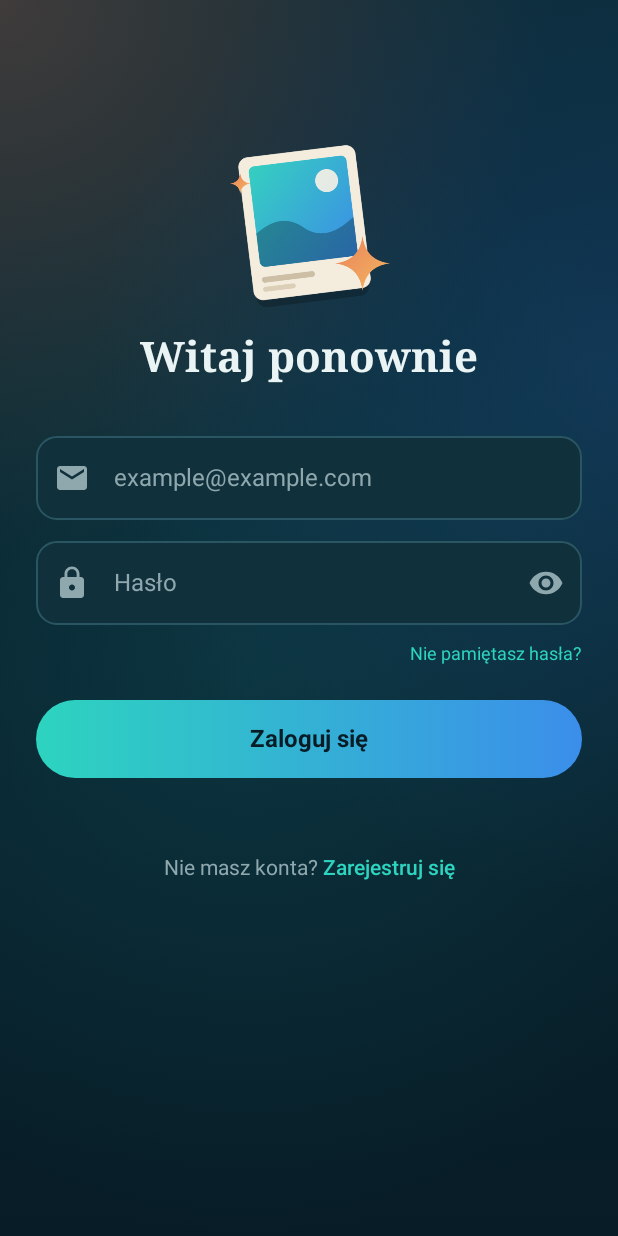
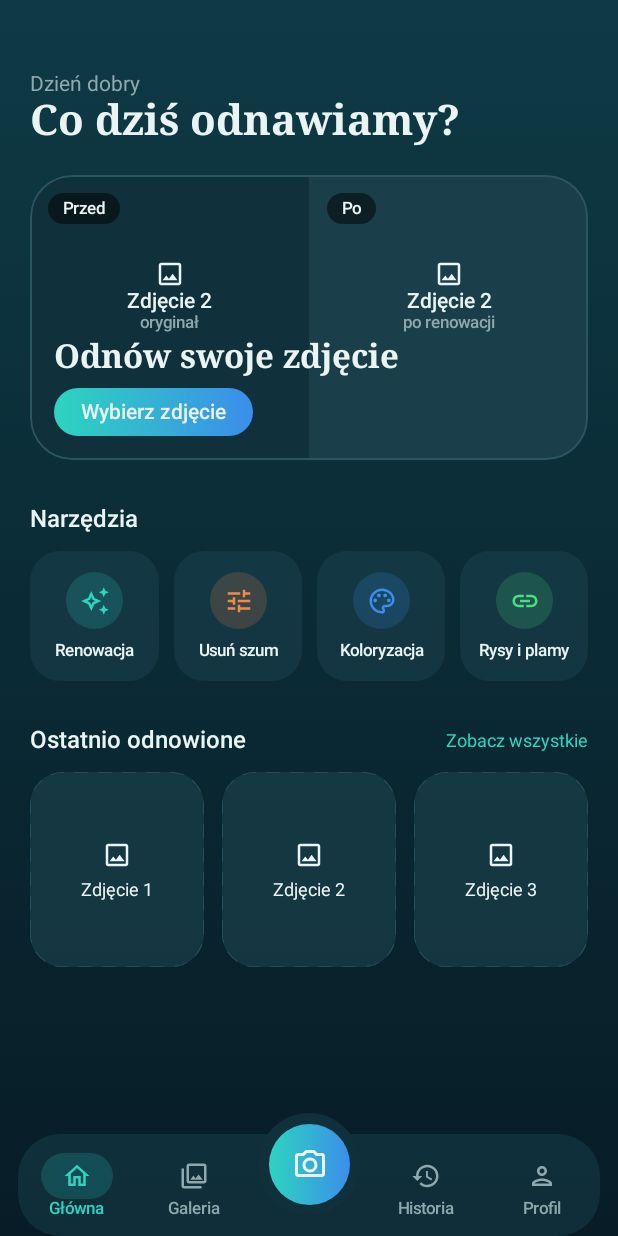
Before and after one commit to WoojKul/Restoria, an Android app built with Jetpack Compose: the screen it shows after launch (MainActivity), on a phone screen of 412 x 824 dp. Run offline under Robolectric (Android 15) with nearby library versions, the phone set to English and light mode, and no system bars.

Commit message:
Dodanie ekranu głownego

```diff
--- a/Frontend/app/src/main/java/com/example/restoria/MainActivity.kt
+++ b/Frontend/app/src/main/java/com/example/restoria/MainActivity.kt
@@ -8,8 +8,10 @@ import androidx.compose.runtime.getValue
 import androidx.compose.runtime.mutableStateOf
 import androidx.compose.runtime.remember
 import androidx.compose.runtime.setValue
+import com.example.restoria.ui.screens.HomeScreen
 import com.example.restoria.ui.screens.LoginScreen
 import com.example.restoria.ui.screens.RegisterScreen
+import com.example.restoria.ui.screens.SplashScreen
 import com.example.restoria.ui.theme.RestoriaTheme
 
 class MainActivity : ComponentActivity() {
@@ -18,14 +20,20 @@ class MainActivity : ComponentActivity() {
         enableEdgeToEdge()
         setContent {
             RestoriaTheme {
-                var showRegister by remember { mutableStateOf(false) }
-                if (showRegister) {
-                    RegisterScreen(
-                        onBackClick = { showRegister = false },
-                        onLoginClick = { showRegister = false }
+                var screen by remember { mutableStateOf("splash") }
+
+                when (screen) {
+                    "splash" -> SplashScreen(onFinished = { screen = "home" })   // tymczasowo: z splasha od razu na Główną
+                    "login" -> LoginScreen(onRegisterClick = { screen = "register" })
+                    "register" -> RegisterScreen(
+                        onBackClick = { screen = "login" },
+                        onLoginClick = { screen = "login" }
                     )
-                } else {
-                    LoginScreen(onRegisterClick = { showRegister = true })
+                    "home" -> HomeScreen(
+                        onPickPhotoClick = {},
+                        onCameraClick = {},
+                        onTabClick = {}
+                    )
                 }
             }
         }
--- /dev/null
+++ b/Frontend/app/src/main/java/com/example/restoria/ui/components/BeforeAfterCard.kt
@@ -0,0 +1,102 @@
+package com.example.restoria.ui.components
+
+import androidx.compose.foundation.background
+import androidx.compose.foundation.border
+import androidx.compose.foundation.clickable
+import androidx.compose.foundation.layout.Box
+import androidx.compose.foundation.layout.Column
+import androidx.compose.foundation.layout.Row
+import androidx.compose.foundation.layout.Spacer
+import androidx.compose.foundation.layout.fillMaxHeight
+import androidx.compose.foundation.layout.fillMaxSize
+import androidx.compose.foundation.layout.fillMaxWidth
+import androidx.compose.foundation.layout.height
+import androidx.compose.foundation.layout.padding
+import androidx.compose.foundation.layout.size
+import androidx.compose.foundation.shape.CircleShape
+import androidx.compose.foundation.shape.RoundedCornerShape
+import androidx.compose.material.icons.Icons
+import androidx.compose.material.icons.outlined.Image
+import androidx.compose.material3.Icon
+import androidx.compose.material3.MaterialTheme
+import androidx.compose.material3.Text
+import androidx.compose.runtime.Composable
+import androidx.compose.ui.Alignment
+import androidx.compose.ui.Modifier
+import androidx.compose.ui.draw.clip
+import androidx.compose.ui.graphics.Color
+import androidx.compose.ui.unit.dp
+import com.example.restoria.ui.theme.OutlineColor
+import com.example.restoria.ui.theme.PrimaryButtonBrush
+import com.example.restoria.ui.theme.SurfaceColor
+import com.example.restoria.ui.theme.SurfaceVariantColor
+import com.example.restoria.ui.theme.TextMuted
+import com.example.restoria.ui.theme.TextPrimary
+
+@Composable
+fun BeforeAfterCard(onPickClick: () -> Unit, modifier: Modifier = Modifier) {
+    val shape = RoundedCornerShape(28.dp)
+    Box(
+        modifier = modifier
+            .fillMaxWidth()
+            .height(190.dp)
+            .clip(shape)
+            .border(1.dp, OutlineColor, shape)
+    ) {
+        Row(Modifier.fillMaxSize()) {
+            Half("Przed", "Zdjęcie 2", "oryginał", SurfaceColor, Modifier.weight(1f))
+            Half("Po", "Zdjęcie 2", "po renowacji", SurfaceVariantColor, Modifier.weight(1f))
+        }
+        Column(
+            Modifier
+                .align(Alignment.BottomStart)
+                .padding(16.dp)
+        ) {
+            Text(
+                text = "Odnów swoje zdjęcie",
+                color = TextPrimary,
+                style = MaterialTheme.typography.headlineMedium
+            )
+            Spacer(Modifier.height(8.dp))
+            Box(
+                modifier = Modifier
+                    .clip(CircleShape)
+                    .background(PrimaryButtonBrush)
+                    .clickable(onClick = onPickClick)
+                    .padding(horizontal = 18.dp, vertical = 8.dp)
+            ) {
+                Text(
+                    text = "Wybierz zdjęcie",
+                    color = TextPrimary,
+                    style = MaterialTheme.typography.labelLarge
+                )
+            }
+        }
+    }
+}
+
+@Composable
+private fun Half(tag: String, title: String, sub: String, bg: Color, modifier: Modifier) {
+    Box(modifier.fillMaxHeight().background(bg)) {
+        Box(
+            Modifier
+                .align(Alignment.TopStart)
+                .padding(12.dp)
+                .clip(CircleShape)
+                .background(Color.Black.copy(alpha = 0.5f))
+                .padding(horizontal = 10.dp, vertical = 4.dp)
+        ) {
+            Text(tag, color = TextPrimary, style = MaterialTheme.typography.labelSmall)
+        }
+        Column(
+            Modifier
+                .align(Alignment.Center)
+                .padding(bottom = 30.dp),
+            horizontalAlignment = Alignment.CenterHorizontally
+        ) {
+            Icon(Icons.Outlined.Image, contentDescription = null, tint = TextPrimary, modifier = Modifier.size(20.dp))
+            Text(title, color = TextPrimary, style = MaterialTheme.typography.labelLarge)
+            Text(sub, color = TextMuted, style = MaterialTheme.typography.labelSmall)
+        }
+    }
+}
--- /dev/null
+++ b/Frontend/app/src/main/java/com/example/restoria/ui/components/BottomBar.kt
@@ -0,0 +1,113 @@
+package com.example.restoria.ui.components
+
+import androidx.compose.foundation.background
+import androidx.compose.foundation.clickable
+import androidx.compose.foundation.layout.Box
+import androidx.compose.foundation.layout.Column
+import androidx.compose.foundation.layout.Row
+import androidx.compose.foundation.layout.Spacer
+import androidx.compose.foundation.layout.fillMaxWidth
+import androidx.compose.foundation.layout.height
+import androidx.compose.foundation.layout.padding
+import androidx.compose.foundation.layout.size
+import androidx.compose.foundation.shape.CircleShape
+import androidx.compose.foundation.shape.RoundedCornerShape
+import androidx.compose.material.icons.Icons
+import androidx.compose.material.icons.outlined.History
+import androidx.compose.material.icons.outlined.Home
+import androidx.compose.material.icons.outlined.Person
+import androidx.compose.material.icons.outlined.PhotoCamera
+import androidx.compose.material.icons.outlined.PhotoLibrary
+import androidx.compose.material3.Icon
+import androidx.compose.material3.MaterialTheme
+import androidx.compose.material3.Text
+import androidx.compose.runtime.Composable
+import androidx.compose.ui.Alignment
+import androidx.compose.ui.Modifier
+import androidx.compose.ui.draw.clip
+import androidx.compose.ui.graphics.Color
+import androidx.compose.ui.graphics.vector.ImageVector
+import androidx.compose.ui.unit.dp
+import com.example.restoria.ui.theme.PrimaryButtonBrush
+import com.example.restoria.ui.theme.SurfaceColor
+import com.example.restoria.ui.theme.TextMuted
+import com.example.restoria.ui.theme.TextPrimary
+import com.example.restoria.ui.theme.Turquoise
+
+enum class Tab { HOME, GALLERY, HISTORY, PROFILE }
+
+@Composable
+fun RestoriaBottomBar(
+    selected: Tab,
+    onTabClick: (Tab) -> Unit,
+    onCameraClick: () -> Unit,
+    modifier: Modifier = Modifier
+) {
+    Box(modifier.fillMaxWidth().height(82.dp)) {
+        Row(
+            modifier = Modifier
+                .align(Alignment.BottomCenter)
+                .fillMaxWidth()
+                .height(68.dp)
+                .padding(horizontal = 12.dp)
+                .clip(RoundedCornerShape(28.dp))
+                .background(SurfaceColor.copy(alpha = 0.95f)),
+            verticalAlignment = Alignment.CenterVertically
+        ) {
+            NavItem(Icons.Outlined.Home, "Główna", selected == Tab.HOME, Modifier.weight(1f)) { onTabClick(Tab.HOME) }
+            NavItem(Icons.Outlined.PhotoLibrary, "Galeria", selected == Tab.GALLERY, Modifier.weight(1f)) { onTabClick(Tab.GALLERY) }
+            Spacer(Modifier.weight(1f))
+            NavItem(Icons.Outlined.History, "Historia", selected == Tab.HISTORY, Modifier.weight(1f)) { onTabClick(Tab.HISTORY) }
+            NavItem(Icons.Outlined.Person, "Profil", selected == Tab.PROFILE, Modifier.weight(1f)) { onTabClick(Tab.PROFILE) }
+        }
+        Box(
+            modifier = Modifier
+                .align(Alignment.TopCenter)
+                .size(68.dp)
+                .clip(CircleShape)
+                .background(SurfaceColor),
+            contentAlignment = Alignment.Center
+        ) {
+            Box(
+                modifier = Modifier
+                    .size(54.dp)
+                    .clip(CircleShape)
+                    .background(PrimaryButtonBrush)
+                    .clickable(onClick = onCameraClick),
+                contentAlignment = Alignment.Center
+            ) {
+                Icon(
+                    Icons.Outlined.PhotoCamera,
+                    contentDescription = "Aparat",
+                    tint = TextPrimary,
+                    modifier = Modifier.size(24.dp)
+                )
+            }
+        }
+    }
+}
+
+@Composable
+private fun NavItem(
+    icon: ImageVector,
+    label: String,
+    active: Boolean,
+    modifier: Modifier,
+    onClick: () -> Unit
+) {
+    val color = if (active) Turquoise else TextMuted
+    Column(
+        modifier = modifier.clickable(onClick = onClick),
+        horizontalAlignment = Alignment.CenterHorizontally
+    ) {
+        Box(
+            Modifier
+                .clip(CircleShape)
+                .background(if (active) Turquoise.copy(alpha = 0.18f) else Color.Transparent)
+                .padding(horizontal = 14.dp, vertical = 5.dp)
+        ) {
+            Icon(icon, contentDescription = label, tint = color, modifier = Modifier.size(20.dp))
+        }
+        Text(label, color = color, style = MaterialTheme.typography.labelSmall)
+    }
+}
--- /dev/null
+++ b/Frontend/app/src/main/java/com/example/restoria/ui/components/PhotoPlaceholder.kt
@@ -0,0 +1,52 @@
+package com.example.restoria.ui.components
+
+import androidx.compose.foundation.background
+import androidx.compose.foundation.layout.Arrangement
+import androidx.compose.foundation.layout.Column
+import androidx.compose.foundation.layout.Spacer
+import androidx.compose.foundation.layout.height
+import androidx.compose.foundation.layout.size
+import androidx.compose.foundation.shape.RoundedCornerShape
+import androidx.compose.material.icons.Icons
+import androidx.compose.material.icons.outlined.Image
+import androidx.compose.material3.Icon
+import androidx.compose.material3.MaterialTheme
+import androidx.compose.material3.Text
+import androidx.compose.runtime.Composable
+import androidx.compose.ui.Alignment
+import androidx.compose.ui.Modifier
+import androidx.compose.ui.draw.clip
+import androidx.compose.ui.draw.drawBehind
+import androidx.compose.ui.geometry.CornerRadius
+import androidx.compose.ui.graphics.PathEffect
+import androidx.compose.ui.graphics.drawscope.Stroke
+import androidx.compose.ui.unit.dp
+import com.example.restoria.ui.theme.OutlineColor
+import com.example.restoria.ui.theme.SurfaceVariantColor
+import com.example.restoria.ui.theme.TextPrimary
+
+@Composable
+fun PhotoPlaceholder(label: String, modifier: Modifier = Modifier) {
+    val shape = RoundedCornerShape(22.dp)
+    Column(
+        modifier = modifier
+            .clip(shape)
+            .background(SurfaceVariantColor.copy(alpha = 0.7f))
+            .drawBehind {
+                drawRoundRect(
+                    color = OutlineColor,
+                    cornerRadius = CornerRadius(22.dp.toPx()),
+                    style = Stroke(
+                        width = 1.dp.toPx(),
+                        pathEffect = PathEffect.dashPathEffect(floatArrayOf(14f, 10f))
+                    )
+                )
+            },
+        horizontalAlignment = Alignment.CenterHorizontally,
+        verticalArrangement = Arrangement.Center
+    ) {
+        Icon(Icons.Outlined.Image, contentDescription = null, tint = TextPrimary, modifier = Modifier.size(20.dp))
+        Spacer(Modifier.height(6.dp))
+        Text(label, color = TextPrimary, style = MaterialTheme.typography.bodySmall)
+    }
+}
--- /dev/null
+++ b/Frontend/app/src/main/java/com/example/restoria/ui/components/ToolItem.kt
@@ -0,0 +1,61 @@
+package com.example.restoria.ui.components
+
+import androidx.compose.foundation.background
+import androidx.compose.foundation.clickable
+import androidx.compose.foundation.layout.Box
+import androidx.compose.foundation.layout.Column
+import androidx.compose.foundation.layout.Spacer
+import androidx.compose.foundation.layout.height
+import androidx.compose.foundation.layout.padding
+import androidx.compose.foundation.layout.size
+import androidx.compose.foundation.shape.CircleShape
+import androidx.compose.foundation.shape.RoundedCornerShape
+import androidx.compose.material3.Icon
+import androidx.compose.material3.MaterialTheme
+import androidx.compose.material3.Text
+import androidx.compose.runtime.Composable
+import androidx.compose.ui.Alignment
+import androidx.compose.ui.Modifier
+import androidx.compose.ui.draw.clip
+import androidx.compose.ui.graphics.Color
+import androidx.compose.ui.graphics.vector.ImageVector
+import androidx.compose.ui.text.style.TextAlign
+import androidx.compose.ui.unit.dp
+import com.example.restoria.ui.theme.SurfaceVariantColor
+import com.example.restoria.ui.theme.TextPrimary
+
+@Composable
+fun ToolItem(
+    icon: ImageVector,
+    label: String,
+    tint: Color,
+    onClick: () -> Unit,
+    modifier: Modifier = Modifier
+) {
+    Column(
+        modifier = modifier
+            .clip(RoundedCornerShape(20.dp))
+            .background(SurfaceVariantColor.copy(alpha = 0.6f))
+            .clickable(onClick = onClick)
+            .padding(vertical = 14.dp, horizontal = 6.dp),
+        horizontalAlignment = Alignment.CenterHorizontally
+    ) {
+        Box(
+            modifier = Modifier
+                .size(38.dp)
+                .clip(CircleShape)
+                .background(tint.copy(alpha = 0.18f)),
+            contentAlignment = Alignment.Center
+        ) {
+            Icon(icon, contentDescription = null, tint = tint, modifier = Modifier.size(20.dp))
+        }
+        Spacer(Modifier.height(8.dp))
+        Text(
+            text = label,
+            color = TextPrimary,
+            style = MaterialTheme.typography.labelSmall,
+            textAlign = TextAlign.Center,
+            maxLines = 1
+        )
+    }
+}
--- /dev/null
+++ b/Frontend/app/src/main/java/com/example/restoria/ui/screens/HomeScreen.kt
@@ -0,0 +1,132 @@
+package com.example.restoria.ui.screens
+
+import androidx.compose.foundation.background
+import androidx.compose.foundation.clickable
+import androidx.compose.foundation.layout.Arrangement
+import androidx.compose.foundation.layout.Box
+import androidx.compose.foundation.layout.Column
+import androidx.compose.foundation.layout.Row
+import androidx.compose.foundation.layout.Spacer
+import androidx.compose.foundation.layout.fillMaxSize
+import androidx.compose.foundation.layout.fillMaxWidth
+import androidx.compose.foundation.layout.height
+import androidx.compose.foundation.layout.navigationBarsPadding
+import androidx.compose.foundation.layout.padding
+import androidx.compose.foundation.layout.statusBarsPadding
+import androidx.compose.foundation.rememberScrollState
+import androidx.compose.foundation.verticalScroll
+import androidx.compose.material.icons.Icons
+import androidx.compose.material.icons.outlined.AutoAwesome
+import androidx.compose.material.icons.outlined.Link
+import androidx.compose.material.icons.outlined.Palette
+import androidx.compose.material.icons.outlined.Tune
+import androidx.compose.material3.MaterialTheme
+import androidx.compose.material3.Text
+import androidx.compose.runtime.Composable
+import androidx.compose.ui.Alignment
+import androidx.compose.ui.Modifier
+import androidx.compose.ui.unit.dp
+import com.example.restoria.ui.components.BeforeAfterCard
+import com.example.restoria.ui.components.PhotoPlaceholder
+import com.example.restoria.ui.components.RestoriaBottomBar
+import com.example.restoria.ui.components.Tab
+import com.example.restoria.ui.components.ToolItem
+import com.example.restoria.ui.theme.BackgroundBrush
+import com.example.restoria.ui.theme.Blue
+import com.example.restoria.ui.theme.Orange
+import com.example.restoria.ui.theme.Success
+import com.example.restoria.ui.theme.TextMuted
+import com.example.restoria.ui.theme.TextPrimary
+import com.example.restoria.ui.theme.Turquoise
+
+@Composable
+fun HomeScreen(
+    onPickPhotoClick: () -> Unit,
+    onCameraClick: () -> Unit,
+    onTabClick: (Tab) -> Unit,
+    onToolClick: (String) -> Unit = {},
+    onSeeAllClick: () -> Unit = {}
+) {
+    Box(Modifier.fillMaxSize().background(BackgroundBrush)) {
+        Column(
+            modifier = Modifier
+                .fillMaxSize()
+                .statusBarsPadding()
+                .verticalScroll(rememberScrollState())
+                .padding(horizontal = 20.dp)
+                .padding(bottom = 96.dp)
+        ) {
+            Spacer(Modifier.height(48.dp))
+            Text(
+                text = "Dzień dobry",
+                color = TextMuted,
+                style = MaterialTheme.typography.bodyMedium
+            )
+            Text(
+                text = "Co dziś odnawiamy?",
+                color = TextPrimary,
+                style = MaterialTheme.typography.headlineLarge
+            )
+
+            Spacer(Modifier.height(20.dp))
+            BeforeAfterCard(onPickClick = onPickPhotoClick)
+
+            Spacer(Modifier.height(30.dp))
+            Text(
+                text = "Narzędzia",
+                color = TextPrimary,
+                style = MaterialTheme.typography.titleMedium
+            )
+            Spacer(Modifier.height(12.dp))
+            Row(horizontalArrangement = Arrangement.spacedBy(10.dp)) {
+                ToolItem(Icons.Outlined.AutoAwesome, "Renowacja", Turquoise, { onToolClick("renovation") }, Modifier.weight(1f))
+                ToolItem(Icons.Outlined.Tune, "Usuń szum", Orange, { onToolClick("denoise") }, Modifier.weight(1f))
+                ToolItem(Icons.Outlined.Palette, "Koloryzacja", Blue, { onToolClick("colorize") }, Modifier.weight(1f))
+                ToolItem(Icons.Outlined.Link, "Rysy i plamy", Success, { onToolClick("scratches") }, Modifier.weight(1f))
+            }
+
+            Spacer(Modifier.height(30.dp))
+            Row(Modifier.fillMaxWidth(), verticalAlignment = Alignment.CenterVertically) {
+                Text(
+                    text = "Ostatnio odnowione",
+                    color = TextPrimary,
+                    style = MaterialTheme.typography.titleMedium,
+                    modifier = Modifier.weight(1f)
+                )
+                Text(
+                    text = "Zobacz wszystkie",
+                    color = Turquoise,
+                    style = MaterialTheme.typography.bodySmall,
+                    modifier = Modifier.clickable(onClick = onSeeAllClick)
+                )
+            }
+            Spacer(Modifier.height(12.dp))
+            Row(horizontalArrangement = Arrangement.spacedBy(12.dp)) {
+                repeat(3) { i ->
+                    PhotoPlaceholder("Zdjęcie ${i + 1}", Modifier.weight(1f).height(130.dp))
+                }
+            }
+        }
+
+        RestoriaBottomBar(
+            selected = Tab.HOME,
+            onTabClick = onTabClick,
+            onCameraClick = onCameraClick,
+            modifier = Modifier
+                .align(Alignment.BottomCenter)
+                .navigationBarsPadding()
+        )
+    }
+}
+
+@androidx.compose.ui.tooling.preview.Preview(showBackground = true, widthDp = 360, heightDp = 780)
+@Composable
+private fun HomeScreenPreview() {
+    com.example.restoria.ui.theme.RestoriaTheme {
+        HomeScreen(
+            onPickPhotoClick = {},
+            onCameraClick = {},
+            onTabClick = {}
+        )
+    }
+}
```
